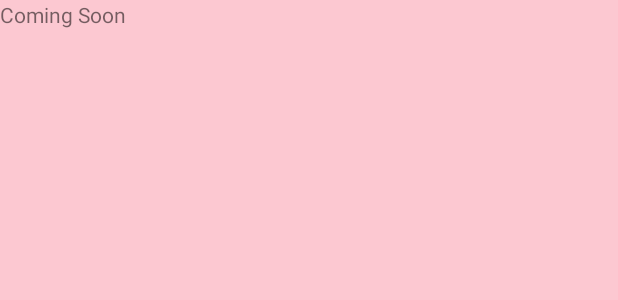
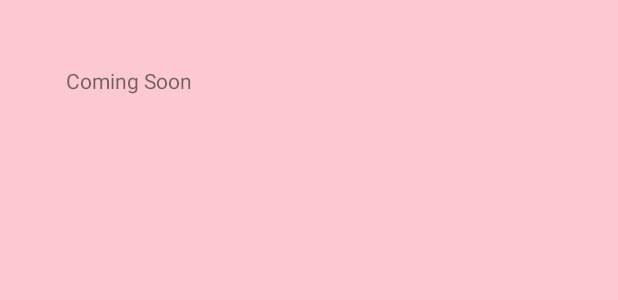
Before and after one commit to Thribhuvan-T-M/Manukula_android, an Android app: the layout activity_on_boarding.xml on its own in the app's theme, with its tools: preview values and no code run, on a phone screen of 412 x 824 dp. Shown: the top 300 px of the screen. Run offline under Robolectric (Android 15) with nearby library versions, the phone set to English and light mode, and no system bars; Roboto replaces fonts that are not available here.

Commit message:
on boarding

```diff
--- a/app/src/main/res/layout/activity_on_boarding.xml
+++ b/app/src/main/res/layout/activity_on_boarding.xml
@@ -5,14 +5,17 @@
     android:layout_width="match_parent"
     android:background="@color/primaryColor"
     android:layout_height="match_parent"
+    android:padding="16dp"
     tools:context=".Common.OnBoardingActivity">
 
     <TextView
         android:id="@+id/textView"
         android:layout_width="wrap_content"
         android:layout_height="wrap_content"
-        android:text="Coming Soon"
         android:fontFamily="@font/audiowide"
-        tools:layout_editor_absoluteX="142dp"
-        tools:layout_editor_absoluteY="117dp" />
+        android:text="@string/coming_soon"
+        android:padding="12dp"
+        android:layout_margin="16dp"
+        app:layout_constraintStart_toStartOf="parent"
+        app:layout_constraintTop_toTopOf="parent" />
 </androidx.constraintlayout.widget.ConstraintLayout>
--- a/app/src/main/res/values/strings.xml
+++ b/app/src/main/res/values/strings.xml
@@ -2,4 +2,5 @@
     <string name="app_name">Manukula</string>
     <string name="app_desc">Quotes for life</string>
     <string name="logo">logo</string>
+    <string name="coming_soon">Coming Soon</string>
 </resources>
```
